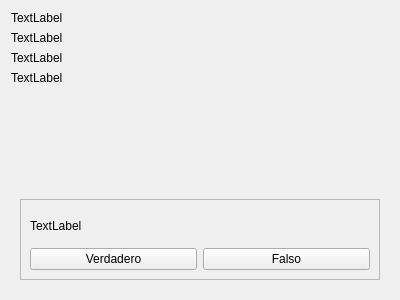
Before: the Qt Designer form formulario.ui in Joscart/Juego-OCA, drawn with Qt 5.
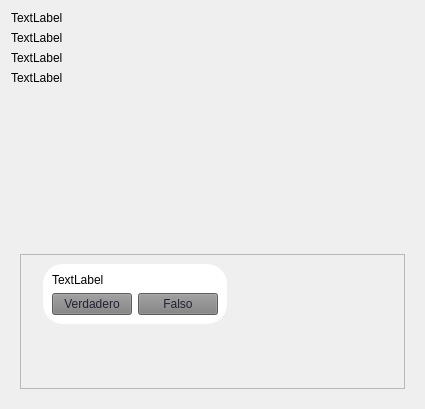
After: the same form once the commit is applied.

The edit to the form file:
```diff
--- a/formulario.ui
+++ b/formulario.ui
@@ -6,8 +6,8 @@
    <rect>
     <x>0</x>
     <y>0</y>
-    <width>400</width>
-    <height>300</height>
+    <width>425</width>
+    <height>409</height>
    </rect>
   </property>
   <property name="palette">
@@ -53,6 +53,9 @@
      <property name="text">
       <string>TextLabel</string>
      </property>
+     <property name="wordWrap">
+      <bool>false</bool>
+     </property>
     </widget>
    </item>
    <item>
@@ -86,6 +89,36 @@
          <property name="lineWidth">
           <number>1</number>
          </property>
+         <layout class="QHBoxLayout" name="horizontalLayout_2">
+          <item>
+           <widget class="QLabel" name="lblGanso">
+            <property name="text">
+             <string/>
+            </property>
+           </widget>
+          </item>
+          <item>
+           <layout class="QVBoxLayout" name="verticalLayout_4">
+            <item>
+             <widget class="QFrame" name="frame_2">
+              <property name="styleSheet">
+               <string notr="true">QFrame{
+	background-color: rgb(255, 255, 255);
+	border-color: rgb(68, 68, 68);
+	border-radius: 20px;
+}
+
+QPushButton{
+	background-color: rgb(127, 127, 128);
+	color: rgb(36, 31, 49);
+}</string>
+              </property>
+              <property name="frameShape">
+               <enum>QFrame::StyledPanel</enum>
+              </property>
+              <property name="frameShadow">
+               <enum>QFrame::Raised</enum>
+              </property>
          <layout class="QVBoxLayout" name="verticalLayout">
           <item>
            <widget class="QLabel" name="lblPregunta">
@@ -111,6 +144,37 @@
              </widget>
             </item>
            </layout>
+               </item>
+              </layout>
+             </widget>
+            </item>
+            <item>
+             <spacer name="verticalSpacer_2">
+              <property name="orientation">
+               <enum>Qt::Vertical</enum>
+              </property>
+              <property name="sizeHint" stdset="0">
+               <size>
+                <width>20</width>
+                <height>40</height>
+               </size>
+              </property>
+             </spacer>
+            </item>
+           </layout>
+          </item>
+          <item>
+           <spacer name="horizontalSpacer">
+            <property name="orientation">
+             <enum>Qt::Horizontal</enum>
+            </property>
+            <property name="sizeHint" stdset="0">
+             <size>
+              <width>166</width>
+              <height>20</height>
+             </size>
+            </property>
+           </spacer>
           </item>
          </layout>
         </widget>
```
Lines whose indentation alone changed are shown as unchanged.
